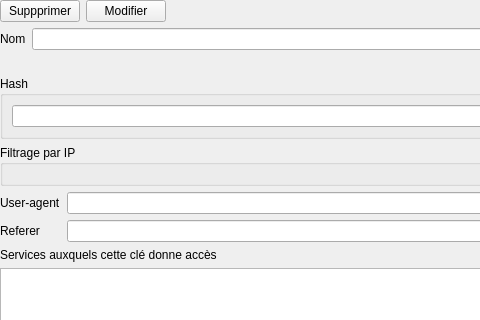
Qt form geoplateforme/gui/user_keys/wdg_user_key.ui (JulesGrillot/plugin-qgis-geoplateforme) before a commit; both pictures show x 0 to 480 and y 0 to 320 of the 819 by 540 pixel window.
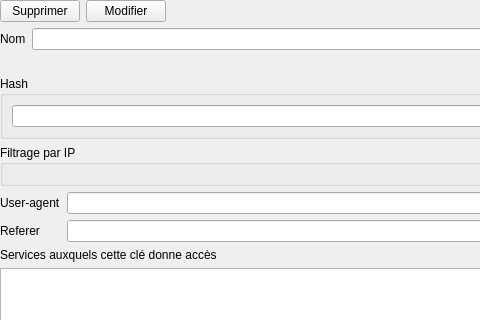
The same form after that commit. Custom widgets are drawn as their Qt base class.

Patch:
```diff
--- a/geoplateforme/gui/user_keys/wdg_user_key.ui
+++ b/geoplateforme/gui/user_keys/wdg_user_key.ui
@@ -49,7 +49,7 @@
      <item>
       <widget class="QPushButton" name="btn_delete">
        <property name="text">
-        <string>Suppprimer</string>
+        <string>Supprimer</string>
        </property>
       </widget>
      </item>
```
